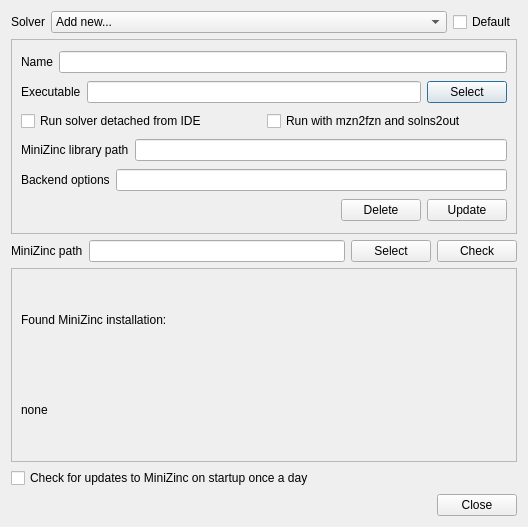
This is MiniZincIDE/solverdialog.ui in MiniZinc/MiniZincIDE as Qt 5 draws it before an edit. The edited form follows.
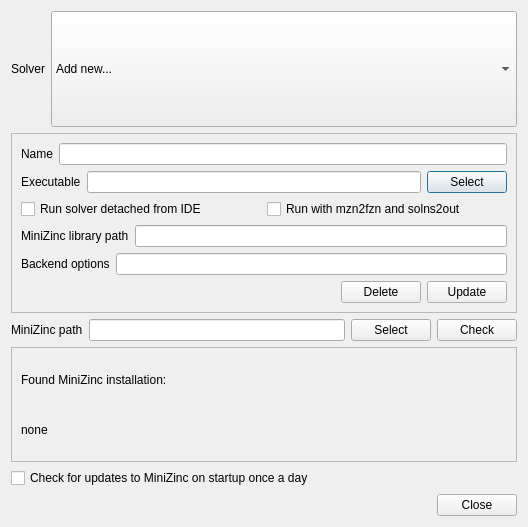
This is the edited form.

Commit message: Remove "default" checkbox from solver dialog and add it to solver configuration dialog instead

```diff
--- a/MiniZincIDE/solverdialog.ui
+++ b/MiniZincIDE/solverdialog.ui
@@ -47,13 +47,6 @@
        </item>
       </widget>
      </item>
-     <item>
-      <widget class="QCheckBox" name="solver_default">
-       <property name="text">
-        <string>Default</string>
-       </property>
-      </widget>
-     </item>
     </layout>
    </item>
    <item>
```
The commit also changes 5 other files.
